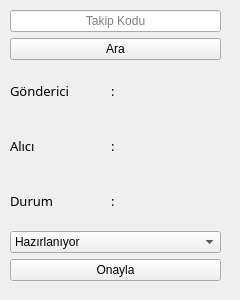
The window that src/statusupdateform.ui (lacriment/Hayyam) describes before a commit, drawn with Qt 5.
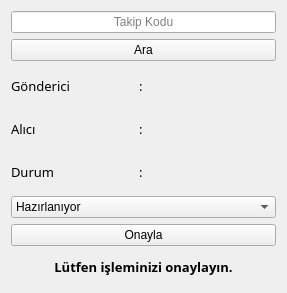
The same window after the commit.

```diff
--- a/src/statusupdateform.ui
+++ b/src/statusupdateform.ui
@@ -6,22 +6,15 @@
    <rect>
     <x>0</x>
     <y>0</y>
-    <width>240</width>
-    <height>300</height>
+    <width>287</width>
+    <height>293</height>
    </rect>
   </property>
   <property name="windowTitle">
    <string>Form</string>
   </property>
-  <widget class="QWidget" name="">
-   <property name="geometry">
-    <rect>
-     <x>10</x>
-     <y>10</y>
-     <width>211</width>
-     <height>271</height>
-    </rect>
-   </property>
+  <layout class="QGridLayout" name="gridLayout_3">
+   <item row="0" column="0">
    <layout class="QGridLayout" name="gridLayout_2">
     <item row="0" column="0">
      <widget class="QLineEdit" name="txt_trackingCode">
@@ -33,13 +26,6 @@
       </property>
      </widget>
     </item>
-    <item row="1" column="0">
-     <widget class="QPushButton" name="btn_find">
-      <property name="text">
-       <string>Ara</string>
-      </property>
-     </widget>
-    </item>
     <item row="2" column="0">
      <layout class="QGridLayout" name="gridLayout">
       <item row="1" column="2">
@@ -161,8 +147,22 @@
       </item>
      </layout>
     </item>
+     <item row="4" column="0">
+      <widget class="QPushButton" name="pushButton">
+       <property name="text">
+        <string>Onayla</string>
+       </property>
+      </widget>
+     </item>
+     <item row="1" column="0">
+      <widget class="QPushButton" name="btn_find">
+       <property name="text">
+        <string>Ara</string>
+       </property>
+      </widget>
+     </item>
     <item row="3" column="0">
-     <widget class="QComboBox" name="comboBox">
+      <widget class="QComboBox" name="cb_status">
       <item>
        <property name="text">
         <string>Hazırlanıyor</string>
@@ -200,15 +200,36 @@
       </item>
      </widget>
     </item>
-    <item row="4" column="0">
-     <widget class="QPushButton" name="pushButton">
+     <item row="5" column="0">
+      <widget class="QLabel" name="lbl_done">
+       <property name="enabled">
+        <bool>true</bool>
+       </property>
+       <property name="maximumSize">
+        <size>
+         <width>16777215</width>
+         <height>30</height>
+        </size>
+       </property>
+       <property name="font">
+        <font>
+         <family>Lucida Sans</family>
+         <pointsize>10</pointsize>
+         <weight>75</weight>
+         <bold>true</bold>
+        </font>
+       </property>
       <property name="text">
-       <string>Onayla</string>
-      </property>
+        <string>Lütfen işleminizi onaylayın.</string>
+       </property>
+       <property name="alignment">
+        <set>Qt::AlignCenter</set>
+       </property>
      </widget>
     </item>
    </layout>
-  </widget>
+   </item>
+  </layout>
  </widget>
  <resources/>
  <connections/>
```
Lines whose indentation alone changed are shown as unchanged.
